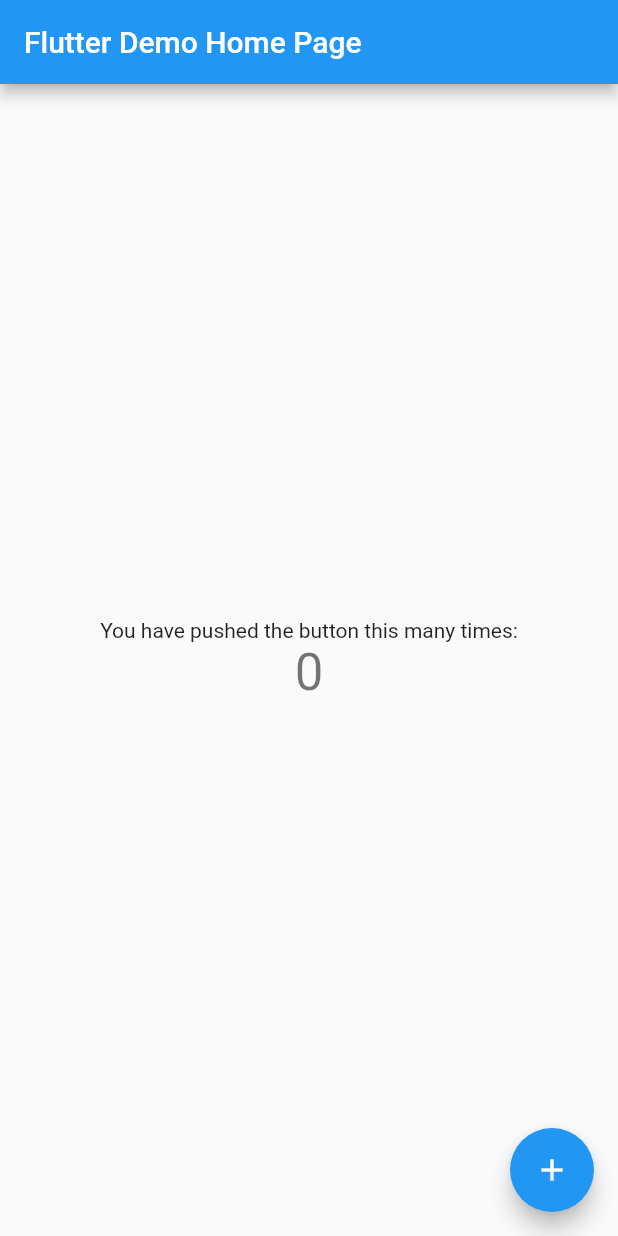
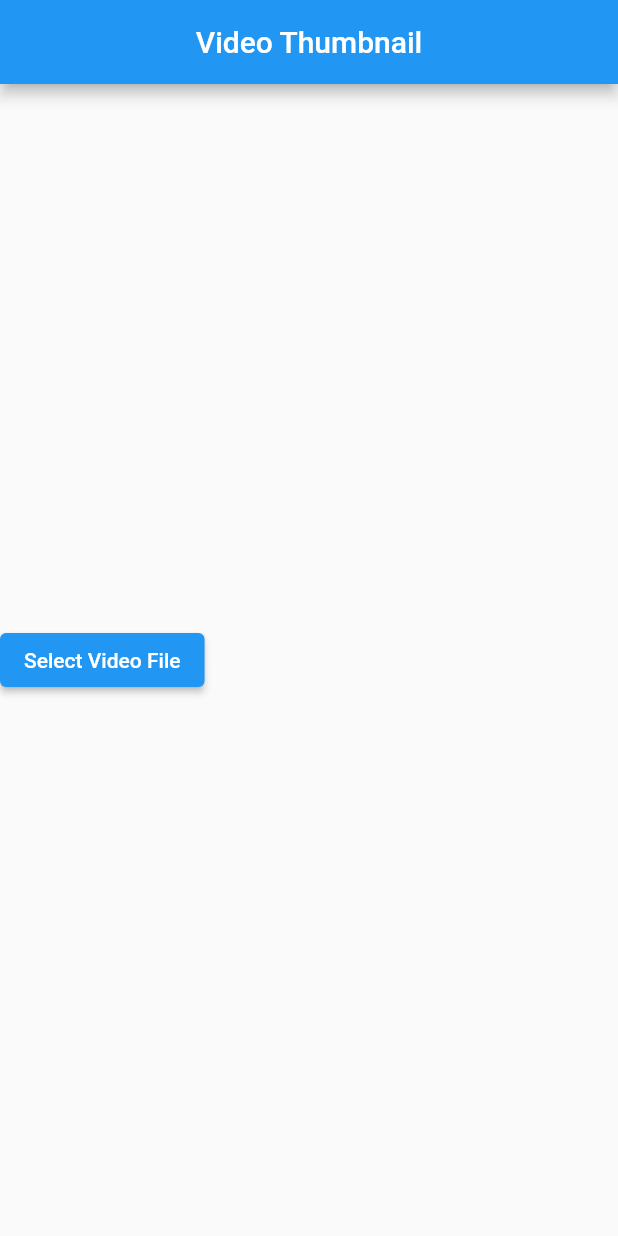
Before and after one commit to enesuzun2002/video-editor, a Flutter app: the screen it shows after launch, on a phone screen of 412 x 824 dp. Run offline on Flutter 3.47's test engine with Material 2 defaults, Android fonts, the phone set to English and light mode, and no system bars; our stand-ins replace image_picker; missing offline and left inert: ffmpeg_kit_flutter.

Commit message:
video-editor: thumbnail extracting functionality

```diff
--- a/lib/main.dart
+++ b/lib/main.dart
@@ -1,4 +1,5 @@
 import 'package:flutter/material.dart';
+import 'package:video_editor/view/video_thumbnail.dart';
 
 void main() {
   runApp(const MyApp());
@@ -11,105 +12,11 @@
   @override
   Widget build(BuildContext context) {
     return MaterialApp(
-      title: 'Flutter Demo',
+      title: 'Video Editor',
       theme: ThemeData(
-        // This is the theme of your application.
-        //
-        // Try running your application with "flutter run". You'll see the
-        // application has a blue toolbar. Then, without quitting the app, try
-        // changing the primarySwatch below to Colors.green and then invoke
-        // "hot reload" (press "r" in the console where you ran "flutter run",
-        // or simply save your changes to "hot reload" in a Flutter IDE).
-        // Notice that the counter didn't reset back to zero; the application
-        // is not restarted.
         primarySwatch: Colors.blue,
       ),
-      home: const MyHomePage(title: 'Flutter Demo Home Page'),
+      home: const VideoThumbnailView(),
     );
   }
 }
-
-class MyHomePage extends StatefulWidget {
-  const MyHomePage({super.key, required this.title});
-
-  // This widget is the home page of your application. It is stateful, meaning
-  // that it has a State object (defined below) that contains fields that affect
-  // how it looks.
-
-  // This class is the configuration for the state. It holds the values (in this
-  // case the title) provided by the parent (in this case the App widget) and
-  // used by the build method of the State. Fields in a Widget subclass are
-  // always marked "final".
-
-  final String title;
-
-  @override
-  State<MyHomePage> createState() => _MyHomePageState();
-}
-
-class _MyHomePageState extends State<MyHomePage> {
-  int _counter = 0;
-
-  void _incrementCounter() {
-    setState(() {
-      // This call to setState tells the Flutter framework that something has
-      // changed in this State, which causes it to rerun the build method below
-      // so that the display can reflect the updated values. If we changed
-      // _counter without calling setState(), then the build method would not be
-      // called again, and so nothing would appear to happen.
-      _counter++;
-    });
-  }
-
-  @override
-  Widget build(BuildContext context) {
-    // This method is rerun every time setState is called, for instance as done
-    // by the _incrementCounter method above.
-    //
-    // The Flutter framework has been optimized to make rerunning build methods
-    // fast, so that you can just rebuild anything that needs updating rather
-    // than having to individually change instances of widgets.
-    return Scaffold(
-      appBar: AppBar(
-        // Here we take the value from the MyHomePage object that was created by
-        // the App.build method, and use it to set our appbar title.
-        title: Text(widget.title),
-      ),
-      body: Center(
-        // Center is a layout widget. It takes a single child and positions it
-        // in the middle of the parent.
-        child: Column(
-          // Column is also a layout widget. It takes a list of children and
-          // arranges them vertically. By default, it sizes itself to fit its
-          // children horizontally, and tries to be as tall as its parent.
-          //
-          // Invoke "debug painting" (press "p" in the console, choose the
-          // "Toggle Debug Paint" action from the Flutter Inspector in Android
-          // Studio, or the "Toggle Debug Paint" command in Visual Studio Code)
-          // to see the wireframe for each widget.
-          //
-          // Column has various properties to control how it sizes itself and
-          // how it positions its children. Here we use mainAxisAlignment to
-          // center the children vertically; the main axis here is the vertical
-          // axis because Columns are vertical (the cross axis would be
-          // horizontal).
-          mainAxisAlignment: MainAxisAlignment.center,
-          children: <Widget>[
-            const Text(
-              'You have pushed the button this many times:',
-            ),
-            Text(
-              '$_counter',
-              style: Theme.of(context).textTheme.headline4,
-            ),
-          ],
-        ),
-      ),
-      floatingActionButton: FloatingActionButton(
-        onPressed: _incrementCounter,
-        tooltip: 'Increment',
-        child: const Icon(Icons.add),
-      ), // This trailing comma makes auto-formatting nicer for build methods.
-    );
-  }
-}
--- /dev/null
+++ b/lib/view/video_thumbnail.dart
@@ -0,0 +1,103 @@
+import 'dart:io';
+
+import 'package:ffmpeg_kit_flutter/ffmpeg_kit.dart';
+import 'package:ffmpeg_kit_flutter/return_code.dart';
+import 'package:flutter/material.dart';
+import 'package:image_picker/image_picker.dart';
+
+class VideoThumbnailView extends StatefulWidget {
+  const VideoThumbnailView({super.key});
+
+  @override
+  State<VideoThumbnailView> createState() => _VideoThumbnailViewState();
+}
+
+class _VideoThumbnailViewState extends State<VideoThumbnailView> {
+  String filePath = "";
+
+  @override
+  Widget build(BuildContext context) {
+    return Scaffold(
+      appBar: AppBar(
+        centerTitle: true,
+        title: const Text("Video Thumbnail"),
+      ),
+      body: Column(
+        mainAxisAlignment: MainAxisAlignment.center,
+        children: [
+          if (filePath != "")
+            Image.file(
+              File(filePath),
+            ),
+          ElevatedButton(
+            onPressed: () => showModalBottomSheet(
+              shape: const RoundedRectangleBorder(
+                borderRadius: BorderRadius.only(
+                    topLeft: Radius.circular(25.0),
+                    topRight: Radius.circular(25.0)),
+              ),
+              context: context,
+              builder: (context) {
+                // Using Wrap makes the bottom sheet height the height of the content.
+                // Otherwise, the height will be half the height of the screen.
+                return Wrap(
+                  children: [
+                    Container(
+                      padding: const EdgeInsets.only(top: 16.0),
+                      child: const Center(
+                        child: Text(
+                          "Video Thumbnail",
+                          style: TextStyle(
+                            fontSize: 20.0,
+                          ),
+                        ),
+                      ),
+                    ),
+                    Container(
+                      margin: const EdgeInsets.only(
+                          top: 16.0, left: 16.0, right: 16.0),
+                      child: Column(
+                        children: [
+                          ListTile(
+                            onTap: () => getVideoThumbnail(ImageSource.camera),
+                            leading: const Icon(Icons.camera),
+                            title: const Text(
+                              "Take video from camera",
+                            ),
+                          ),
+                          ListTile(
+                            onTap: () => getVideoThumbnail(ImageSource.gallery),
+                            leading: const Icon(Icons.file_present),
+                            title: const Text("Select video from gallery"),
+                          )
+                        ],
+                      ),
+                    ),
+                  ],
+                );
+              },
+            ),
+            child: const Text("Select Video File"),
+          ),
+        ],
+      ),
+    );
+  }
+
+  void getVideoThumbnail(ImageSource source) async {
+    final video = await ImagePicker().pickVideo(source: source);
+    if (video != null) {
+      String thumbnailPath = video.path
+          .replaceRange(video.path.length - 3, video.path.length, "jpg");
+      String command =
+          "-i ${video.path} -ss 2 -vframes 1 -vf scale=-1:400 -f image2 $thumbnailPath";
+      FFmpegKit.execute(command).then((session) async {
+        final returnCode = await session.getReturnCode();
+        if (ReturnCode.isSuccess(returnCode)) {
+          filePath = thumbnailPath;
+          setState(() {});
+        }
+      });
+    }
+  }
+}
```
Also changed, not shown: pubspec.yaml (+4 -17 lines), pubspec.lock, 2 other files.
